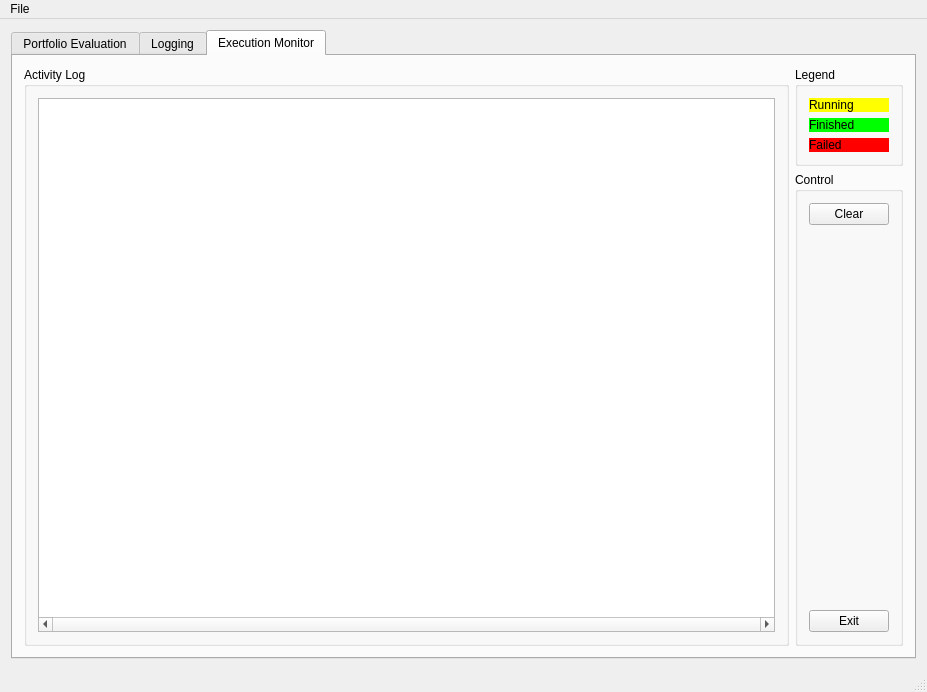
The window that trunk/sdpa-gui/sdpa-gui/monitorwindow.ui (cc-hpc-itwm/gpispace) describes before a commit, drawn with Qt 5.
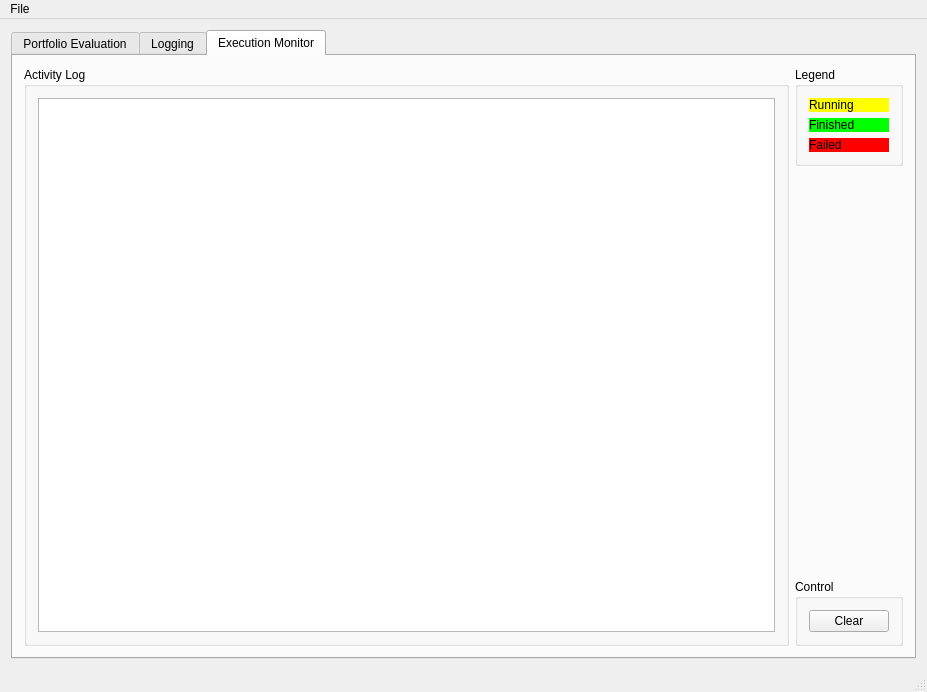
The same window after the commit. The open tabs and pages were chosen to show the change.

Commit message: execution monitor

Patch:
```diff
--- a/trunk/sdpa-gui/sdpa-gui/monitorwindow.ui
+++ b/trunk/sdpa-gui/sdpa-gui/monitorwindow.ui
@@ -466,11 +466,14 @@
               <enum>Qt::ScrollBarAlwaysOn</enum>
              </property>
              <property name="editTriggers">
-              <set>QAbstractItemView::NoEditTriggers</set>
+              <set>QAbstractItemView::SelectedClicked</set>
              </property>
              <property name="alternatingRowColors">
               <bool>false</bool>
              </property>
+             <property name="horizontalScrollMode">
+              <enum>QAbstractItemView::ScrollPerPixel</enum>
+             </property>
              <property name="showGrid">
               <bool>false</bool>
              </property>
@@ -680,19 +683,34 @@
           </property>
           <layout class="QGridLayout" name="gridLayout_2">
            <item row="0" column="0">
-            <widget class="QGraphicsView" name="graphicsView">
-             <property name="cursor" stdset="0">
-              <cursorShape>ArrowCursor</cursorShape>
+            <widget class="QTableWidget" name="m_execution_log">
+             <property name="editTriggers">
+              <set>QAbstractItemView::NoEditTriggers</set>
              </property>
-             <property name="verticalScrollBarPolicy">
-              <enum>Qt::ScrollBarAsNeeded</enum>
+             <property name="tabKeyNavigation">
+              <bool>false</bool>
              </property>
-             <property name="horizontalScrollBarPolicy">
-              <enum>Qt::ScrollBarAlwaysOn</enum>
+             <property name="selectionMode">
+              <enum>QAbstractItemView::NoSelection</enum>
              </property>
-             <property name="cacheMode">
-              <set>QGraphicsView::CacheNone</set>
+             <property name="horizontalScrollMode">
+              <enum>QAbstractItemView::ScrollPerItem</enum>
              </property>
+             <property name="showGrid">
+              <bool>false</bool>
+             </property>
+             <property name="gridStyle">
+              <enum>Qt::NoPen</enum>
+             </property>
+             <property name="wordWrap">
+              <bool>false</bool>
+             </property>
+             <attribute name="horizontalHeaderVisible">
+              <bool>false</bool>
+             </attribute>
+             <attribute name="horizontalHeaderHighlightSections">
+              <bool>false</bool>
+             </attribute>
             </widget>
            </item>
           </layout>
@@ -748,6 +766,19 @@
             </layout>
            </widget>
           </item>
+          <item>
+           <spacer name="verticalSpacer">
+            <property name="orientation">
+             <enum>Qt::Vertical</enum>
+            </property>
+            <property name="sizeHint" stdset="0">
+             <size>
+              <width>20</width>
+              <height>315</height>
+             </size>
+            </property>
+           </spacer>
+          </item>
           <item>
            <widget class="QGroupBox" name="groupBox_2">
             <property name="title">
@@ -761,26 +792,6 @@
                </property>
               </widget>
              </item>
-             <item>
-              <spacer name="verticalSpacer">
-               <property name="orientation">
-                <enum>Qt::Vertical</enum>
-               </property>
-               <property name="sizeHint" stdset="0">
-                <size>
-                 <width>20</width>
-                 <height>315</height>
-                </size>
-               </property>
-              </spacer>
-             </item>
-             <item>
-              <widget class="QPushButton" name="exit_button">
-               <property name="text">
-                <string>Exit</string>
-               </property>
-              </widget>
-             </item>
             </layout>
            </widget>
           </item>
@@ -798,7 +809,7 @@
      <x>0</x>
      <y>0</y>
      <width>927</width>
-     <height>25</height>
+     <height>21</height>
     </rect>
    </property>
    <widget class="QMenu" name="menuFile">
```
Left out of the diff: 73 changed lines with no effect on the pictures. The commit also changes 2 other files.
